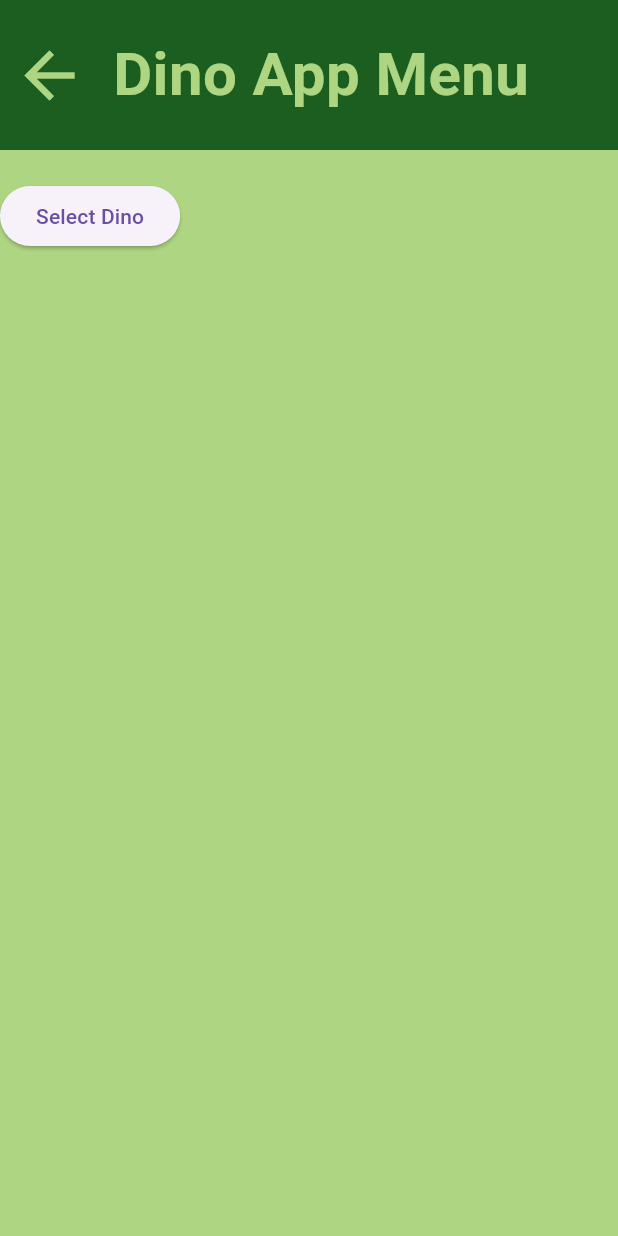
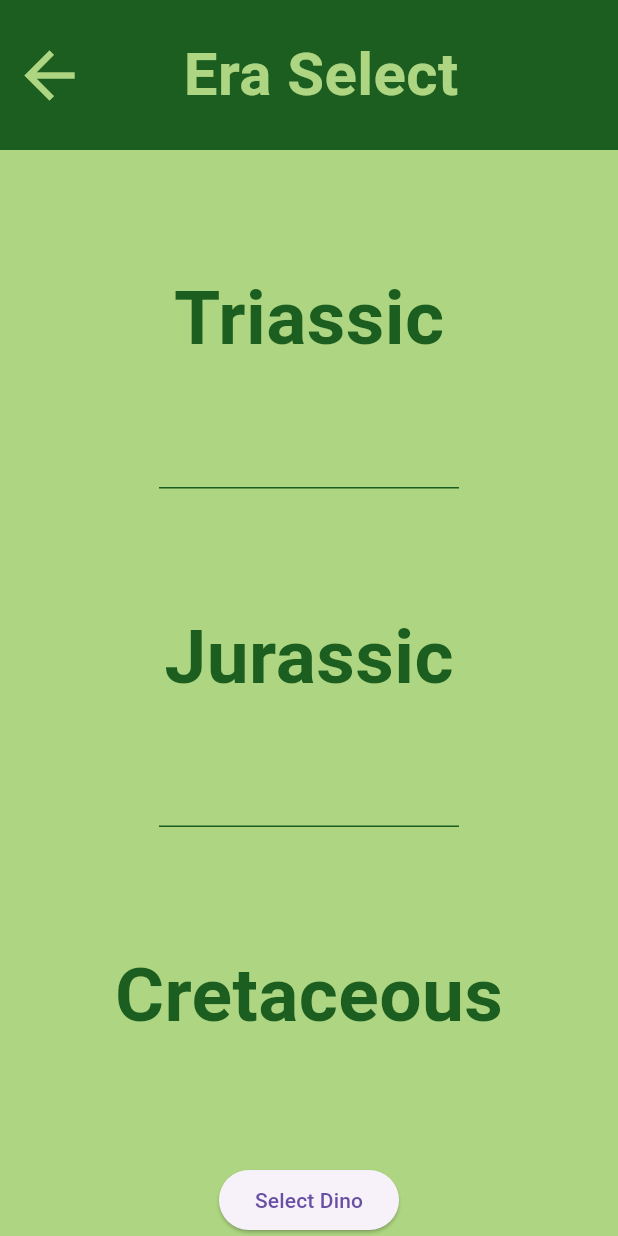
Before and after one commit to DaniGarMata/Cool-API-App, a Flutter app: the MenuScreen screen opened by its route, on a phone screen of 412 x 824 dp. Run offline on Flutter 3.47's test engine with Material 3 defaults, Android fonts, the phone set to English and light mode, and no system bars; network calls fail.

```diff
--- a/dino_app/lib/main.dart
+++ b/dino_app/lib/main.dart
@@ -1,4 +1,4 @@
-import 'package:dino_app/screens/menu.dart';
+import 'package:dino_app/screens/era_select_screen.dart';
 import 'package:dino_app/screens/select_dino.dart';
 import 'package:dino_app/widgets/widgets.dart';
 import 'package:flutter/material.dart';
--- a/dino_app/lib/screens/menu.dart
+++ b/dino_app/lib/screens/era_select_screen.dart
@@ -13,10 +13,14 @@ class MenuScreen extends StatelessWidget {
     return Scaffold(
       backgroundColor: Colors.lightGreen[300],
       body: Column(
-        crossAxisAlignment: CrossAxisAlignment.start,
+        crossAxisAlignment: CrossAxisAlignment.center,
         children: [
-          TitleBar(title: "Dino App Menu"),
-          SizedBox(height: 20),
+          const TitleBar(title: "Era Select"),
+          const EraButton(name: "Triassic", page: "idk"),
+          Container(height: 1, width: 200, color: Colors.green[900]),
+          const EraButton(name: "Jurassic", page: "idk"),
+          Container(height: 1, width: 200, color: Colors.green[900]),
+          const EraButton(name: "Cretaceous", page: "idk"),
           ElevatedButton(
             onPressed: () async {
               try {
@@ -35,14 +39,14 @@ class MenuScreen extends StatelessWidget {
                   showDialog(
                     context: context,
                     builder: (context) => AlertDialog(
-                      title: Text('No Dinosaurs'),
-                      content: Text('There are no dinosaurs available.'),
+                      title: const Text('No Dinosaurs'),
+                      content: const Text('There are no dinosaurs available.'),
                       actions: [
                         TextButton(
                           onPressed: () {
                             Navigator.pop(context);
                           },
-                          child: Text('OK'),
+                          child: const Text('OK'),
                         ),
                       ],
                     ),
@@ -52,21 +56,21 @@ class MenuScreen extends StatelessWidget {
                 showDialog(
                   context: context,
                   builder: (context) => AlertDialog(
-                    title: Text('Error'),
-                    content: Text('Failed to load dinosaurs. Please try again later.'),
+                    title: const Text('Error'),
+                    content: const Text('Failed to load dinosaurs. Please try again later.'),
                     actions: [
                       TextButton(
                         onPressed: () {
                           Navigator.pop(context);
                         },
-                        child: Text('OK'),
+                        child: const Text('OK'),
                       ),
                     ],
                   ),
                 );
               }
             },
-            child: Text("Select Dino"),
+            child: const Text("Select Dino"),
           ),
         ],
       ),
--- a/dino_app/lib/widgets/widgets.dart
+++ b/dino_app/lib/widgets/widgets.dart
@@ -69,3 +69,25 @@ class InfoRow extends StatelessWidget {
     );
   }
 }
+
+class EraButton extends StatelessWidget {
+  const EraButton({super.key, required this.name, required this.page});
+
+  final String name, page;
+
+  @override
+  Widget build(BuildContext context) {
+    return Expanded(
+      child: Center(
+        child: Text(
+          name,
+          style: TextStyle(
+            fontWeight: FontWeight.bold,
+            fontSize: 50,
+            color: Colors.green[900],
+          ),
+        ),
+      ),
+    );
+  }
+}
```
Also changed, not shown: dino_app/lib/screens/welcome_page.dart (+39 -7 lines).
